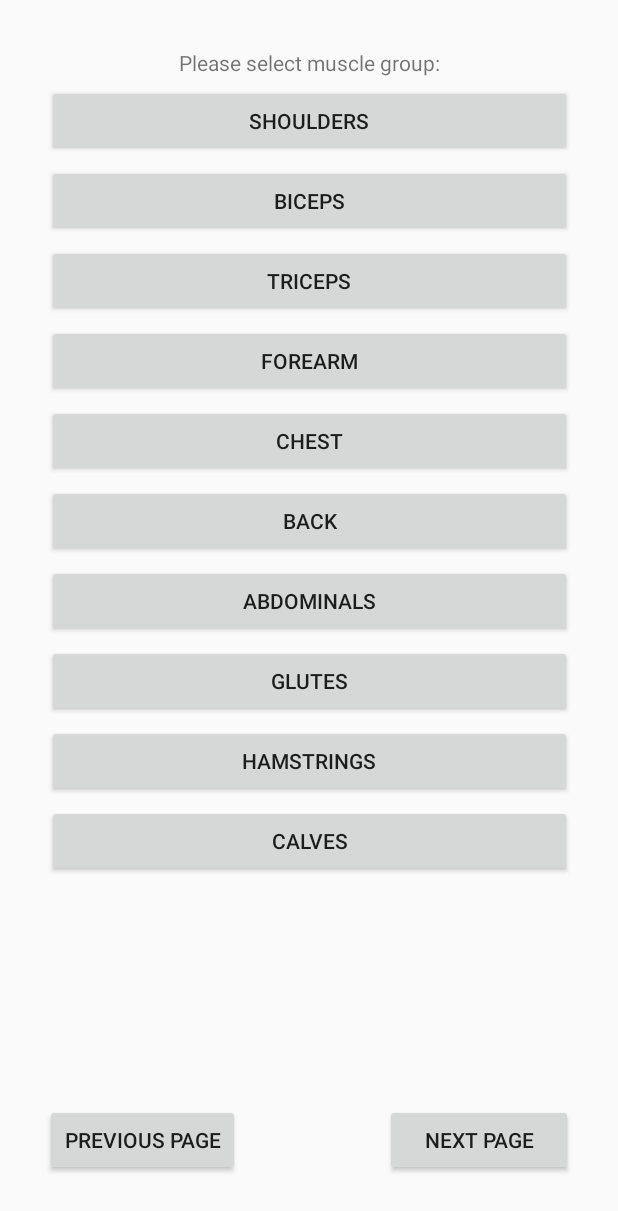
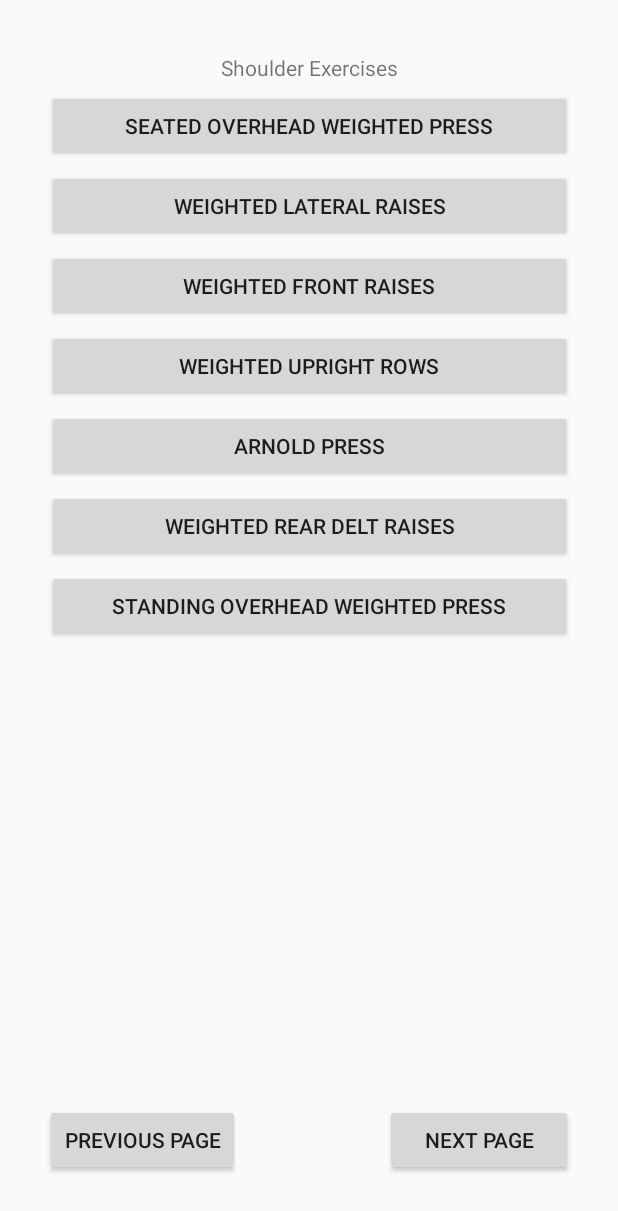
Before and after one commit to EthanTinsley/ExerciseApplication, an Android app: the layout activity_shoulder_exercises.xml on its own in the app's theme, with its tools: preview values and no code run, on a phone screen of 412 x 824 dp. Shown: the top 1211 px of the screen. Run offline under Robolectric (Android 15) with nearby library versions, the phone set to English and light mode, and no system bars.

Commit message:
Added Shoulder Excercises layout

```diff
--- a/app/build.gradle
+++ b/app/build.gradle
@@ -32,6 +32,7 @@ dependencies {
 
     implementation 'com.android.support:appcompat-v7:28.0.0'
     implementation 'com.android.support.constraint:constraint-layout:2.0.4'
+    implementation 'com.android.support:recyclerview-v7:28.0.0'
     testImplementation 'junit:junit:4.+'
     androidTestImplementation 'com.android.support.test:runner:1.0.2'
     androidTestImplementation 'com.android.support.test.espresso:espresso-core:3.0.2'
--- a/app/src/main/AndroidManifest.xml
+++ b/app/src/main/AndroidManifest.xml
@@ -9,7 +9,8 @@
         android:roundIcon="@mipmap/ic_launcher_round"
         android:supportsRtl="true"
         android:theme="@style/Theme.FinalExerciseApplication">
-        <activity android:name=".Exercises"></activity>
+        <activity android:name=".ShoulderExercises"></activity>
+        <activity android:name=".Exercises" />
         <activity android:name=".BuildWorkoutsMuscleGroup" />
         <activity android:name=".CompletedWorkoutsPageTwo" />
         <activity android:name=".CompletedWorkouts" />
--- /dev/null
+++ b/app/src/main/java/com/exerciseapplication/finalexerciseapplication/ShoulderExercises.java
@@ -0,0 +1,13 @@
+package com.exerciseapplication.finalexerciseapplication;
+
+import android.support.v7.app.AppCompatActivity;
+import android.os.Bundle;
+
+public class ShoulderExercises extends AppCompatActivity {
+
+    @Override
+    protected void onCreate(Bundle savedInstanceState) {
+        super.onCreate(savedInstanceState);
+        setContentView(R.layout.activity_shoulder_exercises);
+    }
+}
--- a/app/src/main/res/layout/activity_exercises.xml
+++ b/app/src/main/res/layout/activity_exercises.xml
@@ -15,4 +15,5 @@
         app:layout_constraintEnd_toEndOf="parent"
         app:layout_constraintStart_toStartOf="parent"
         app:layout_constraintTop_toTopOf="parent" />
+
 </android.support.constraint.ConstraintLayout>
--- a/app/src/main/res/layout/activity_build_workouts_muscle_group.xml
+++ b/app/src/main/res/layout/activity_shoulder_exercises.xml
@@ -4,10 +4,22 @@
     xmlns:tools="http://schemas.android.com/tools"
     android:layout_width="match_parent"
     android:layout_height="match_parent"
-    tools:context=".BuildWorkoutsMuscleGroup">
+    tools:context=".ShoulderExercises">
 
     <Button
-        android:id="@+id/buildMuscleBackBtn"
+        android:id="@+id/buildMuscleNextBtn2"
+        android:layout_width="125dp"
+        android:layout_height="wrap_content"
+        android:layout_marginTop="40dp"
+        android:layout_marginEnd="30dp"
+        android:layout_marginBottom="40dp"
+        android:text="@string/NextButton"
+        app:layout_constraintBottom_toBottomOf="parent"
+        app:layout_constraintEnd_toEndOf="parent"
+        app:layout_constraintTop_toBottomOf="@+id/completedWorkoutButton05" />
+
+    <Button
+        android:id="@+id/buildMuscleBackBtn2"
         android:layout_width="130dp"
         android:layout_height="wrap_content"
         android:layout_marginStart="30dp"
@@ -19,125 +31,82 @@
         app:layout_constraintTop_toBottomOf="@+id/completedWorkoutButton05" />
 
     <TextView
-        android:id="@+id/selectMuscle"
+        android:id="@+id/shldrExercisesTextView"
         android:layout_width="wrap_content"
         android:layout_height="wrap_content"
-        android:layout_marginTop="32dp"
-        android:text="Please select muscle group:"
+        android:layout_marginTop="35dp"
+        android:text="Shoulder Exercises"
         app:layout_constraintEnd_toEndOf="parent"
         app:layout_constraintStart_toStartOf="parent"
         app:layout_constraintTop_toTopOf="parent" />
 
     <Button
-        android:id="@+id/shldrsBtn"
+        android:id="@+id/seatWeightedPressBtn"
         android:layout_width="350dp"
         android:layout_height="wrap_content"
         android:layout_marginTop="5dp"
-        android:text="Shoulders"
+        android:text="Seated Overhead Weighted Press"
         app:layout_constraintEnd_toEndOf="parent"
         app:layout_constraintStart_toStartOf="parent"
-        app:layout_constraintTop_toBottomOf="@+id/selectMuscle" />
+        app:layout_constraintTop_toBottomOf="@+id/shldrExercisesTextView" />
 
     <Button
-        android:id="@+id/bicepsBtn"
+        android:id="@+id/wtdLatRaisesBtn"
         android:layout_width="350dp"
         android:layout_height="wrap_content"
         android:layout_marginTop="5dp"
-        android:text="Biceps"
+        android:text="Weighted Lateral Raises"
         app:layout_constraintEnd_toEndOf="parent"
         app:layout_constraintStart_toStartOf="parent"
-        app:layout_constraintTop_toBottomOf="@+id/shldrsBtn" />
+        app:layout_constraintTop_toBottomOf="@+id/seatWeightedPressBtn" />
 
     <Button
-        android:id="@+id/tricepsBtn"
+        android:id="@+id/wtdFrontRaisesBtn"
         android:layout_width="350dp"
         android:layout_height="wrap_content"
         android:layout_marginTop="5dp"
-        android:text="Triceps"
+        android:text="Weighted Front Raises"
         app:layout_constraintEnd_toEndOf="parent"
         app:layout_constraintStart_toStartOf="parent"
-        app:layout_constraintTop_toBottomOf="@+id/bicepsBtn" />
+        app:layout_constraintTop_toBottomOf="@+id/wtdLatRaisesBtn" />
 
     <Button
-        android:id="@+id/forearmBtn"
+        android:id="@+id/wtdUprightRowsBtn"
         android:layout_width="350dp"
         android:layout_height="wrap_content"
         android:layout_marginTop="5dp"
-        android:text="Forearm"
+        android:text="Weighted Upright Rows"
         app:layout_constraintEnd_toEndOf="parent"
         app:layout_constraintStart_toStartOf="parent"
-        app:layout_constraintTop_toBottomOf="@+id/tricepsBtn" />
+        app:layout_constraintTop_toBottomOf="@+id/wtdFrontRaisesBtn" />
 
     <Button
-        android:id="@+id/chestBtn"
+        android:id="@+id/arnldPressBtn"
         android:layout_width="350dp"
         android:layout_height="wrap_content"
         android:layout_marginTop="5dp"
-        android:text="Chest"
+        android:text="Arnold Press"
         app:layout_constraintEnd_toEndOf="parent"
-        app:layout_constraintHorizontal_bias="0.501"
         app:layout_constraintStart_toStartOf="parent"
-        app:layout_constraintTop_toBottomOf="@+id/forearmBtn" />
+        app:layout_constraintTop_toBottomOf="@+id/wtdUprightRowsBtn" />
 
     <Button
-        android:id="@+id/backBtn"
+        android:id="@+id/wtdRearDeltRaisesBtn"
         android:layout_width="350dp"
         android:layout_height="wrap_content"
         android:layout_marginTop="5dp"
-        android:text="Back"
+        android:text="Weighted Rear Delt Raises"
         app:layout_constraintEnd_toEndOf="parent"
         app:layout_constraintStart_toStartOf="parent"
-        app:layout_constraintTop_toBottomOf="@+id/chestBtn" />
+        app:layout_constraintTop_toBottomOf="@+id/arnldPressBtn" />
 
     <Button
-        android:id="@+id/absBtn"
+        android:id="@+id/stndWtdPressBtn"
         android:layout_width="350dp"
         android:layout_height="wrap_content"
         android:layout_marginTop="5dp"
-        android:text="Abdominals"
+        android:text="Standing Overhead Weighted Press"
         app:layout_constraintEnd_toEndOf="parent"
         app:layout_constraintStart_toStartOf="parent"
-        app:layout_constraintTop_toBottomOf="@+id/backBtn" />
-
-    <Button
-        android:id="@+id/glutesBtn"
-        android:layout_width="350dp"
-        android:layout_height="wrap_content"
-        android:layout_marginTop="5dp"
-        android:text="Glutes"
-        app:layout_constraintEnd_toEndOf="parent"
-        app:layout_constraintStart_toStartOf="parent"
-        app:layout_constraintTop_toBottomOf="@+id/absBtn" />
-
-    <Button
-        android:id="@+id/hmstrngBtn"
-        android:layout_width="350dp"
-        android:layout_height="wrap_content"
-        android:layout_marginTop="5dp"
-        android:text="Hamstrings"
-        app:layout_constraintEnd_toEndOf="parent"
-        app:layout_constraintStart_toStartOf="parent"
-        app:layout_constraintTop_toBottomOf="@+id/glutesBtn" />
-
-    <Button
-        android:id="@+id/clvsBtn"
-        android:layout_width="350dp"
-        android:layout_height="wrap_content"
-        android:layout_marginTop="5dp"
-        android:text="Calves"
-        app:layout_constraintEnd_toEndOf="parent"
-        app:layout_constraintStart_toStartOf="parent"
-        app:layout_constraintTop_toBottomOf="@+id/hmstrngBtn" />
-
-    <Button
-        android:id="@+id/buildMuscleNextBtn"
-        android:layout_width="125dp"
-        android:layout_height="wrap_content"
-        android:layout_marginTop="40dp"
-        android:layout_marginEnd="30dp"
-        android:layout_marginBottom="40dp"
-        android:text="@string/NextButton"
-        app:layout_constraintBottom_toBottomOf="parent"
-        app:layout_constraintEnd_toEndOf="parent"
-        app:layout_constraintTop_toBottomOf="@+id/completedWorkoutButton05" />
+        app:layout_constraintTop_toBottomOf="@+id/wtdRearDeltRaisesBtn" />
 </android.support.constraint.ConstraintLayout>
```
